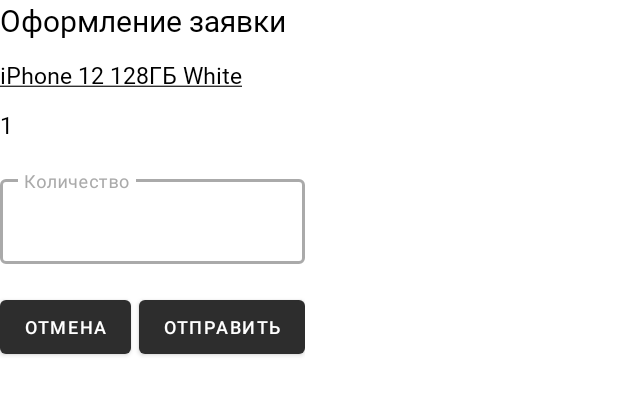
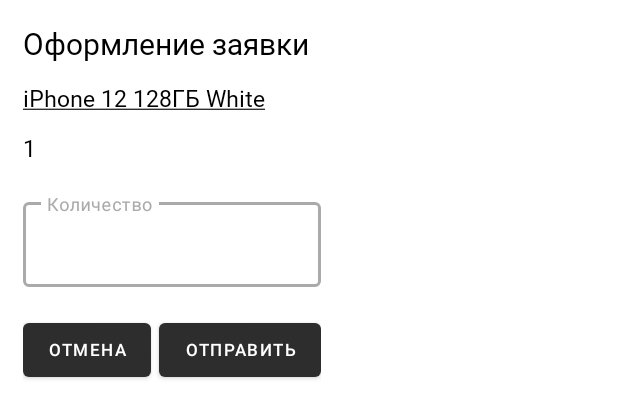
Before and after one commit to Bordsiya/XChange-mobile, an Android app built with Jetpack Compose: the layout customer_search_dialog_for_buy_product.xml on its own in the app's theme, with its tools: preview values and no code run, on a phone screen of 412 x 824 dp. Shown: the top 418 px of the screen. Run offline under Robolectric (Android 15) with nearby library versions, the phone set to English and light mode, and no system bars; network calls fail.

Commit message:
All is working

```diff
--- a/app/src/main/java/com/example/xchange/screens/CustomerSubscriptionsFragment.kt
+++ b/app/src/main/java/com/example/xchange/screens/CustomerSubscriptionsFragment.kt
@@ -7,6 +7,7 @@ import androidx.fragment.app.Fragment
 import android.view.LayoutInflater
 import android.view.View
 import android.view.ViewGroup
+import android.widget.Toast
 import androidx.recyclerview.widget.LinearLayoutManager
 import androidx.recyclerview.widget.RecyclerView
 import com.example.xchange.GlobalNavigationHandler
@@ -63,7 +64,7 @@ class CustomerSubscriptionsFragment : Fragment(), GlobalNavigationHandler {
                 }
 
                 override fun onFailure(call: Call<List<Notification>>, t: Throwable) {
-                    Log.d("timer_task", t.message.toString())
+                    Toast.makeText(requireContext(), t.message, Toast.LENGTH_SHORT).show()
                 }
 
             })
--- a/app/src/main/res/layout/customer_search_dialog_for_buy_product.xml
+++ b/app/src/main/res/layout/customer_search_dialog_for_buy_product.xml
@@ -2,7 +2,8 @@
 <LinearLayout xmlns:android="http://schemas.android.com/apk/res/android"
     android:orientation="vertical"
     android:layout_width="wrap_content"
-    android:layout_height="wrap_content">
+    android:layout_height="wrap_content"
+    android:padding="15dp">
 
 
     <TextView
@@ -64,7 +65,7 @@
             android:text="Отмена"
             android:layout_marginRight="5dp"
             android:layout_weight="1.2"
-            android:textSize="12sp"
+            android:textSize="11sp"
             />
         <Button
             android:id="@+id/dialog_button_send"
@@ -72,7 +73,7 @@
             android:layout_height="wrap_content"
             android:layout_width="match_parent"
             android:text="Отправить"
-            android:textSize="12sp"/>
+            android:textSize="11sp"/>
 
             />
     </LinearLayout>
```
Also changed, not shown: app/src/main/java/com/example/xchange/utils/adapters/NotificationAdapter.kt (+8 -3 lines), app/src/main/java/com/example/xchange/utils/adapters/ProductAdapter.kt (+9 -7 lines).
